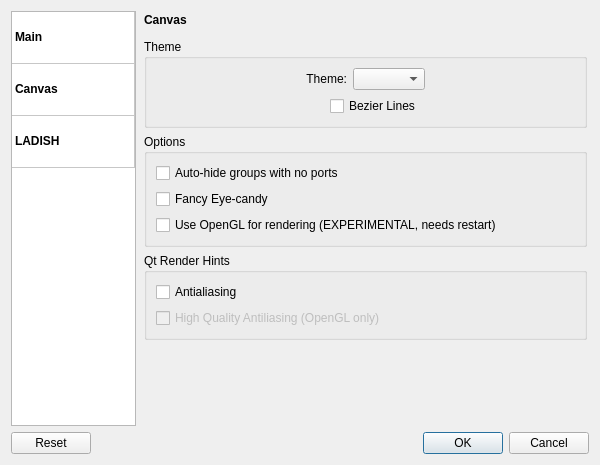
Old version of the form resources/ui/settings_app.ui in the repository falkTX/Cadence.
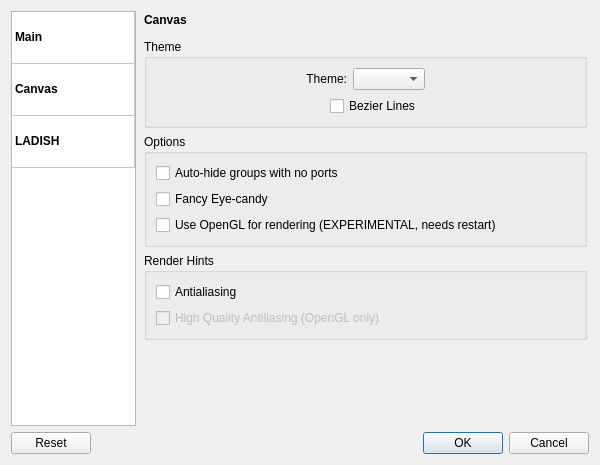
New version of the form. The open tabs and pages were chosen to show the change. Icons and pictures are not drawn.

What changed in the file:
```diff
--- a/resources/ui/settings_app.ui
+++ b/resources/ui/settings_app.ui
@@ -514,7 +514,7 @@
          <item>
           <widget class="QGroupBox" name="groupBox_5">
            <property name="title">
-            <string>Qt Render Hints</string>
+            <string>Render Hints</string>
            </property>
            <layout class="QVBoxLayout" name="verticalLayout_9">
             <item>
```
